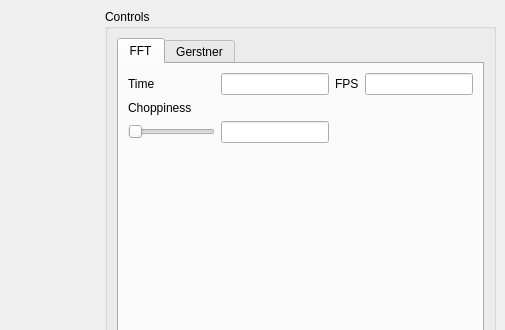
First picture: the form in ui/mainwindow.ui, repository TobyGilbert/Ocean_Surface, before the edit; both pictures show x 295 to 800 and y 0 to 330 of the 800 by 600 pixel window.
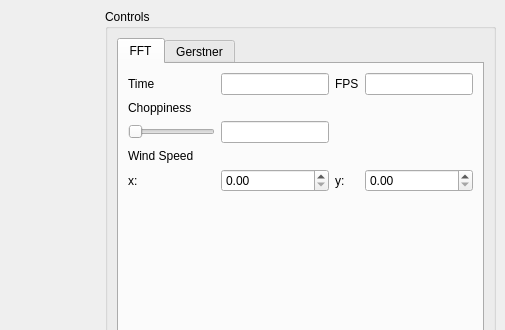
Second picture: the form after the edit.

Commit message: ability to change wind speed and direction

```diff
--- a/ui/mainwindow.ui
+++ b/ui/mainwindow.ui
@@ -57,6 +57,20 @@
              </property>
             </widget>
            </item>
+           <item row="5" column="2">
+            <widget class="QLabel" name="label_5">
+             <property name="text">
+              <string>y:</string>
+             </property>
+            </widget>
+           </item>
+           <item row="5" column="0">
+            <widget class="QLabel" name="label_4">
+             <property name="text">
+              <string>x:</string>
+             </property>
+            </widget>
+           </item>
            <item row="0" column="2">
             <widget class="QLabel" name="label_3">
              <property name="text">
@@ -64,7 +78,7 @@
              </property>
             </widget>
            </item>
-           <item row="4" column="0">
+           <item row="6" column="0">
             <spacer name="verticalSpacer">
              <property name="orientation">
               <enum>Qt::Vertical</enum>
@@ -84,9 +98,22 @@
              </property>
             </widget>
            </item>
+           <item row="5" column="1">
+            <widget class="QDoubleSpinBox" name="doubleSpinBox"/>
+           </item>
            <item row="0" column="3">
             <widget class="QLineEdit" name="FPSLineEdit"/>
            </item>
+           <item row="5" column="3">
+            <widget class="QDoubleSpinBox" name="doubleSpinBox_2"/>
+           </item>
+           <item row="4" column="0">
+            <widget class="QLabel" name="label_6">
+             <property name="text">
+              <string>Wind Speed</string>
+             </property>
+            </widget>
+           </item>
           </layout>
          </widget>
          <widget class="QWidget" name="tab_2">
```
The commit also changes 7 other files.
